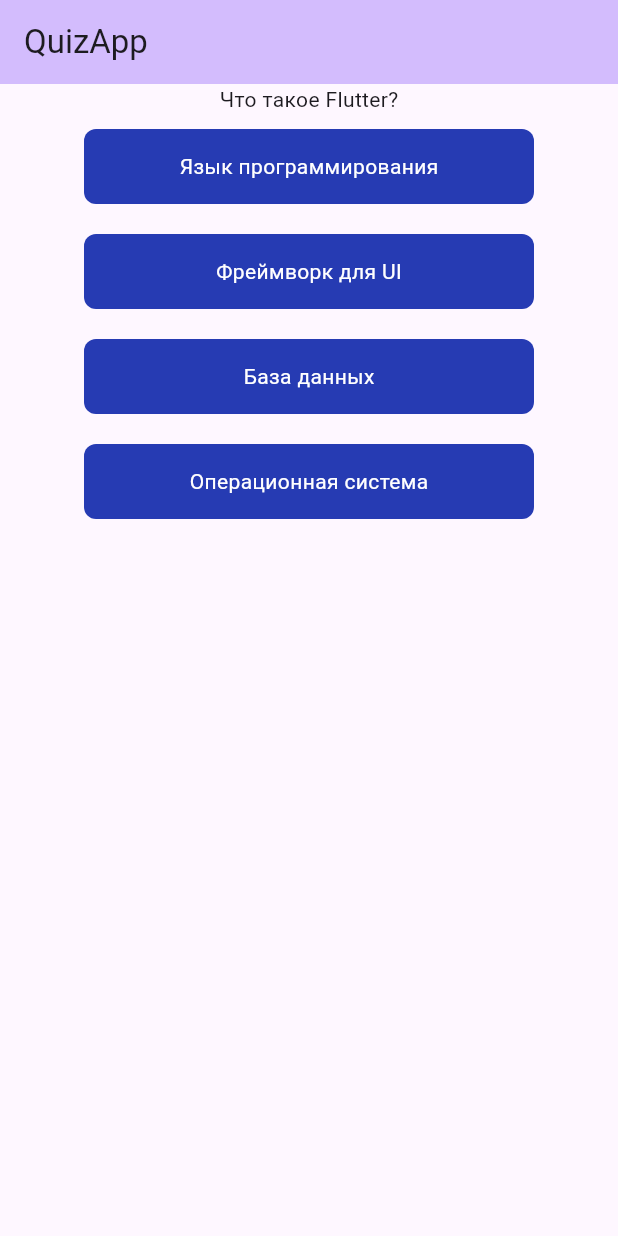
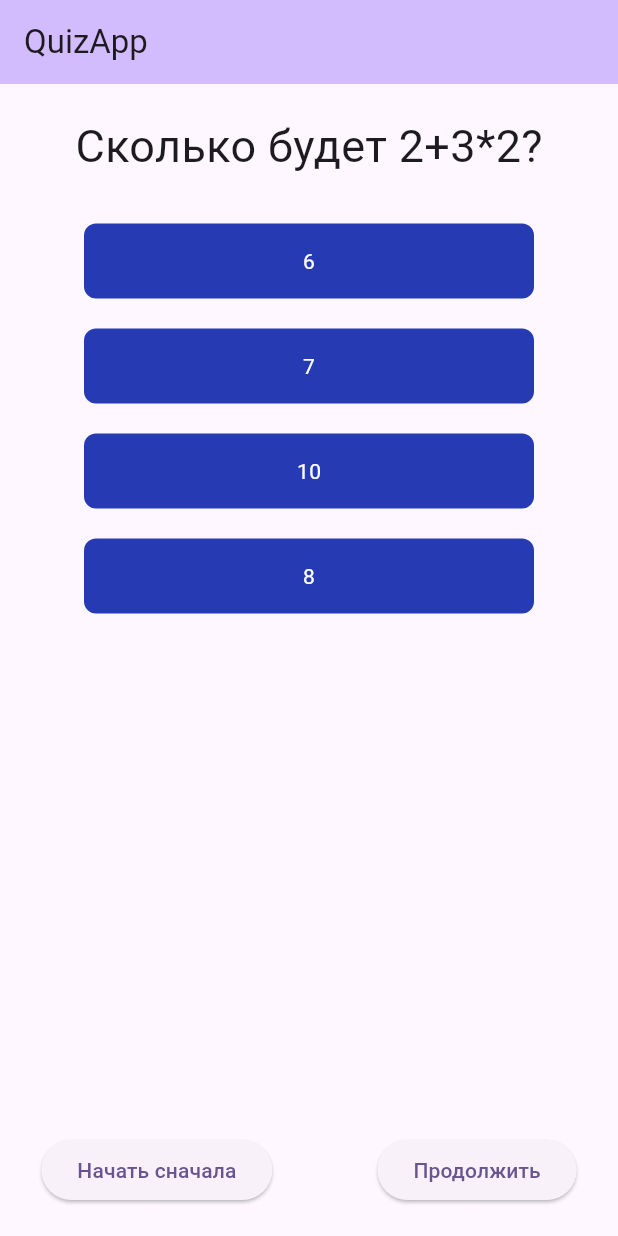
Before and after one commit to AlanTsarakov/simple_test, a Flutter app: the screen it shows after launch, on a phone screen of 412 x 824 dp. Run offline on Flutter 3.47's test engine with Material 3 defaults, Android fonts, the phone set to English and light mode, and no system bars.

Commit message:
Добавил переключение заданий и рестарт теста.

```diff
--- a/lib/data/questions.dart
+++ b/lib/data/questions.dart
@@ -2,9 +2,10 @@
 
 final List<Question> sampleQuestions = [
   Question(
-    text: 'Что такое Flutter?',
-    options: ['Язык программирования', 'Фреймворк для UI', 'База данных', 'Операционная система'],
-    correctAnswerIndex: 1,
+    text: 'Сколько будет 2+3*2?',
+    options: ['6', '7', '10', '8'],
+    correctAnswerIndex: 3,
   ),
-  Question(text: "Сколько пальцев у человека", options: ["1", "2", "3", "20"], correctAnswerIndex: 3)
+  Question(text: "Сколько пальцев у человека?", options: ["12", "10", "36", "20"], correctAnswerIndex: 3),
+  Question(text: "Медсестра делает уколы пациенту каждые 30 минут. Сколько уколов она сделает за 2 часа", options: ["4", "5", "1", "6"], correctAnswerIndex: 1)
 ];
--- a/lib/main.dart
+++ b/lib/main.dart
@@ -13,16 +13,13 @@
   Widget build(BuildContext context) {
     return MaterialApp(
       title: 'Flutter Demo',
-      theme: ThemeData(
-        colorScheme: .fromSeed(seedColor: Colors.deepPurple),
-      ),
+      theme: ThemeData(colorScheme: .fromSeed(seedColor: Colors.deepPurple)),
       home: const QuizHomePage(title: 'Flutter Demo Home Page'),
     );
   }
 }
 
-class QuizHomePage extends StatefulWidget
-{
+class QuizHomePage extends StatefulWidget {
   const QuizHomePage({super.key, required this.title});
 
   final String title;
@@ -33,9 +30,7 @@
   }
 }
 
-class _QuizHomePageState extends State<QuizHomePage>
-{
-
+class _QuizHomePageState extends State<QuizHomePage> {
   int _currentQuestionIndex = 0;
 
   int? _selectedOptionIndex;
@@ -44,9 +39,7 @@
 
   bool _showResult = false;
 
-
   Question get _currentQuestion => sampleQuestions[_currentQuestionIndex];
-
 
   @override
   Widget build(BuildContext context) {
@@ -55,28 +48,39 @@
         title: Text("QuizApp"),
         backgroundColor: Theme.of(context).colorScheme.inversePrimary,
       ),
-      body: _showResult ? _buildResultScreen() : _buildQuestionScreen()
+      body: _showResult ? _buildResultScreen() : _buildQuestionScreen(),
     );
   }
 
-  Widget _buildResultScreen()
-  {
-    return Text(_currentQuestion.text);
+  Widget _buildResultScreen() {
+    return Column(
+      children: [
+        Padding(
+          padding: .all(20),
+          child: Center(
+            child: Text("Вы закончили тест! Ваш результат $_score из ${_currentQuestionIndex+1}", style: TextStyle(fontSize: 30)),
+          ),
+        ),
+        ElevatedButton(onPressed: startAgain, child: Text("Начать сначала"))]
+    );
+
   }
 
-  Widget _buildQuestionScreen()
-  {
+  Widget _buildQuestionScreen() {
     // return Center(
     //   child: Text(_currentQuestion.text)
     // );
     return Column(
       children: [
-        Center(
-          child: Text(_currentQuestion.text)
+        Padding(
+          padding: .all(20),
+          child: Center(
+            child: Text(_currentQuestion.text, style: TextStyle(fontSize: 30)),
+          ),
         ),
         Expanded(
           child: ListView.builder(
-              itemBuilder: (BuildContext context, int item){
+            itemBuilder: (BuildContext context, int item) {
               return Padding(
                 padding: .all(10),
                 child: GestureDetector(
@@ -84,46 +88,84 @@
                     _selectedOptionIndex = item;
                   }),
                   child: Center(
-                        child:
-                        Container(
+                    child: Container(
                       width: 300,
                       decoration: BoxDecoration(
                         borderRadius: BorderRadius.circular(8),
-                              color: item == _selectedOptionIndex ? Color.fromRGBO(101, 105, 128, 1) : Color.fromRGBO(38, 59, 179, 1)
+                        color: item == _selectedOptionIndex
+                            ? Color.fromRGBO(101, 105, 128, 1)
+                            : Color.fromRGBO(38, 59, 179, 1),
                       ),
                       height: 50,
-                            child: Center(child: Text(
-                            style: TextStyle(color: Color.fromRGBO(255, 255, 255, 1)),
-                            _currentQuestion.options[item])),
-                          )
-                        )
-                  )
+                      child: Center(
+                        child: Text(
+                          style: TextStyle(
+                            color: Color.fromRGBO(255, 255, 255, 1),
+                          ),
+                          _currentQuestion.options[item],
+                        ),
+                      ),
+                    ),
+                  ),
+                ),
               );
             },
             itemCount: _currentQuestion.options.length,
-              ))
+          ),
+        ),
+        Padding(
+          padding: .all(20),
+          child: Center(
+            child: Row(
+              mainAxisSize: .min,
+              // mainAxisAlignment: .spaceBetween,
+              spacing: 70,
+              children: [
 
+                ElevatedButton(child: Text("Начать сначала"), onPressed: () => startAgain(),),
+                ElevatedButton(child: Text("Продолжить"), onPressed: () => NextQuestion(),),
+              ],
+            ),
+          ),
+        ),
       ],
     );
   }
+  void startAgain()
+    {
+      setState(() {
+        _selectedOptionIndex = null;
+        _score = 0;
+        _currentQuestionIndex = 0;
+        _showResult = false;
+      });
+    }
 
-
-
-  void NextQuestion()
-  {
+  void NextQuestion() {
     if (_selectedOptionIndex == null)
     {
       return;
     }
-    else if (_currentQuestion.isCorrect(_selectedOptionIndex!))
+
+    if (_currentQuestion.isCorrect(_selectedOptionIndex!)) {
+        setState(() {
+          _score++;
+          _selectedOptionIndex = null;
+          if (_currentQuestionIndex > sampleQuestions.length-2)
             {
+              _showResult = true;
+              return;
+            }
+          _currentQuestionIndex++;
+      });
+    } else {
       setState(() {
-        _currentQuestionIndex++;
-        _score++;
-      });
+        _selectedOptionIndex = null;
+        if (_currentQuestionIndex > sampleQuestions.length-2)
+          {
+            _showResult = true;
+            return;
           }
-    else{
-      setState(() {
         _currentQuestionIndex++;
       });
     }
```
Lines whose indentation alone changed are shown as unchanged.
